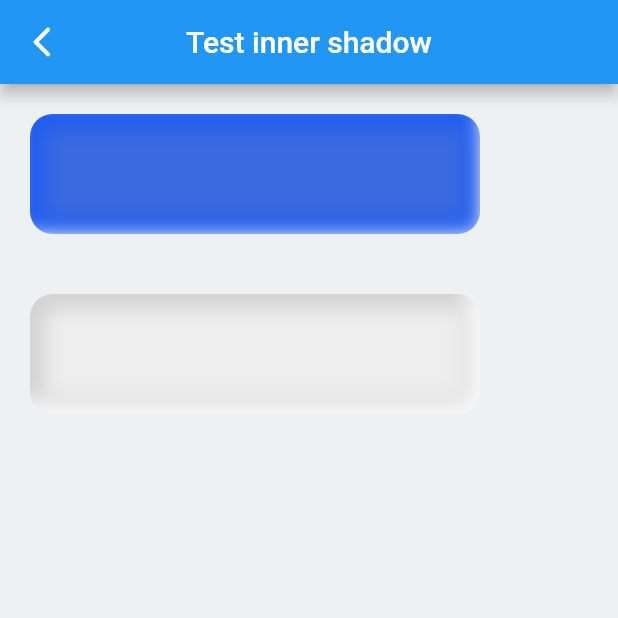
After one commit to AlexV525/flutter_test_app, a Flutter app: the TestInnerShadowPage screen opened by its route, on a phone screen of 412 x 824 dp, the top half of it. The commit adds this screen. Run offline on Flutter 3.47's test engine with Material 2 defaults, Android fonts, the light colour scheme and no system bars; our stand-ins replace oktoast, permission_handler; missing offline and left inert: ff_annotation_route, multi_image_picker; accounts and stored records are empty.

Commit message:
:sparkles: Add `TestInnerShadowPage`.

```diff
--- /dev/null
+++ b/lib/pages/test_inner_shadow_page.dart
@@ -0,0 +1,102 @@
+///
+/// [Author] Alex (https://github.com/AlexVincent525)
+/// [Date] 2020-03-13 21:00
+///
+import 'package:flutter/material.dart';
+
+import 'package:testapp/constants/constants.dart';
+
+@FFRoute(
+  name: "/test-inner-shadow-page",
+  routeName: "内部阴影测试页",
+)
+class TestInnerShadowPage extends StatelessWidget {
+  Widget get activeBox => Padding(
+        padding: EdgeInsets.all(20.0),
+        child: ClipRRect(
+          borderRadius: BorderRadius.circular(15.0),
+          child: Container(
+            width: 300.0,
+            height: 80.0,
+            decoration: BoxDecoration(
+              boxShadow: [
+                /// Inner shadow (Lighter)
+                BoxShadow(
+                  color: Color(0xffffffff),
+                  offset: const Offset(5.0, 5.0),
+                  spreadRadius: 5.0,
+                  blurRadius: 10.0,
+                ),
+
+                /// Inner shadow (Darker)
+                BoxShadow(
+                  color: Color(0xff205cef),
+                  offset: const Offset(-5.0, -5.0),
+                  spreadRadius: 5.0,
+                  blurRadius: 10.0,
+                ),
+
+                /// Background
+                BoxShadow(
+                  color: Color(0xff3a6ae0),
+                  blurRadius: 10.0,
+                  spreadRadius: -10.0,
+                  offset: Offset.zero,
+                ),
+              ],
+            ),
+          ),
+        ),
+      );
+
+  Widget get inActiveBox => Padding(
+        padding: EdgeInsets.all(20.0),
+        child: ClipRRect(
+          borderRadius: BorderRadius.circular(15.0),
+          child: Container(
+            width: 300.0,
+            height: 80.0,
+            decoration: BoxDecoration(
+              boxShadow: [
+                /// Inner shadow (Lighter)
+                BoxShadow(
+                  color: Color(0xfff6f6f6),
+                  offset: const Offset(5.0, 5.0),
+                  spreadRadius: 5.0,
+                  blurRadius: 10.0,
+                ),
+
+                /// Inner shadow (Darker)
+                BoxShadow(
+                  color: Color(0xffcccccc).withOpacity(0.85),
+                  offset: const Offset(-15.0, -15.0),
+                  spreadRadius: 5.0,
+                  blurRadius: 10.0,
+                ),
+
+                /// Background
+                BoxShadow(
+                  color: Color(0xffeeeeee),
+                  blurRadius: 10.0,
+                  spreadRadius: -10.0,
+                  offset: Offset.zero,
+                ),
+              ],
+            ),
+          ),
+        ),
+      );
+
+  @override
+  Widget build(BuildContext context) {
+    return Scaffold(
+      backgroundColor: Color.fromRGBO(237, 241, 244, 1.0),
+      appBar: AppBar(
+        title: Text("Test inner shadow"),
+      ),
+      body: Column(
+        children: <Widget>[activeBox, inActiveBox],
+      ),
+    );
+  }
+}
--- a/lib/testapp_route.dart
+++ b/lib/testapp_route.dart
@@ -5,15 +5,16 @@
 
 import 'package:flutter/widgets.dart';
 
+import 'pages/categories_page.dart';
+import 'pages/custom_page_indicator_page.dart';
+import 'pages/looks_like_sliver_appbar.dart';
 import 'pages/test_map_notify.dart';
 import 'pages/test_multi_image_picker.dart';
+import 'pages/test_scaffold_resize_page.dart';
+import 'pages/test_inner_shadow_page.dart';
+import 'pages/test_tabbar_view_page.dart';
+import 'pages/textfield_as_fab_page.dart';
 import 'pages/will_pop_scope_page.dart';
-import 'pages/categories_page.dart';
-import 'pages/test_tabbar_view_page.dart';
-import 'pages/looks_like_sliver_appbar.dart';
-import 'pages/test_scaffold_resize_page.dart';
-import 'pages/textfield_as_fab_page.dart';
-import 'pages/custom_page_indicator_page.dart';
 
 RouteResult getRouteResult({String name, Map<String, dynamic> arguments}) {
   switch (name) {
@@ -31,6 +32,11 @@ RouteResult getRouteResult({String name, Map<String, dynamic> arguments}) {
       return RouteResult(
         widget: LooksLikeSliverAppBarPage(),
         routeName: "SliverAppBar测试页",
+      );
+    case "/test-inner-shadow-page":
+      return RouteResult(
+        widget: TestInnerShadowPage(),
+        routeName: "内部阴影测试页",
       );
     case "/test-map-notify-page":
       return RouteResult(
@@ -98,6 +104,7 @@ List<String> routeNames = [
   "/categories-page",
   "/custom-page-view-indicator-page",
   "/looks-like-sliver-appbar-page",
+  "/test-inner-shadow-page",
   "/test-map-notify-page",
   "/test-multi-image-picker-page",
   "/test-scaffold-resize-page",
@@ -119,15 +126,19 @@ class Routes {
   ///
   /// [name] : /custom-page-view-indicator-page
   /// [routeName] : 自定义pageview indicator测试页
-  static const String CUSTOM_PAGE_VIEW_INDICATOR_PAGE =
-      "/custom-page-view-indicator-page";
+  static const String CUSTOM_PAGE_VIEW_INDICATOR_PAGE = "/custom-page-view-indicator-page";
 
   /// SliverAppBar测试页
   ///
   /// [name] : /looks-like-sliver-appbar-page
   /// [routeName] : SliverAppBar测试页
-  static const String LOOKS_LIKE_SLIVER_APPBAR_PAGE =
-      "/looks-like-sliver-appbar-page";
+  static const String LOOKS_LIKE_SLIVER_APPBAR_PAGE = "/looks-like-sliver-appbar-page";
+
+  /// 内部阴影测试页
+  ///
+  /// [name] : /test-inner-shadow-page
+  /// [routeName] : 内部阴影测试页
+  static const String TEST_INNER_SHADOW_PAGE = "/test-inner-shadow-page";
 
   /// Map notify测试页
   ///
@@ -139,8 +150,7 @@ class Routes {
   ///
   /// [name] : /test-multi-image-picker-page
   /// [routeName] : 测试多选图片页
-  static const String TEST_MULTI_IMAGE_PICKER_PAGE =
-      "/test-multi-image-picker-page";
+  static const String TEST_MULTI_IMAGE_PICKER_PAGE = "/test-multi-image-picker-page";
 
   /// Scaffold大小变化测试页
   ///
@@ -152,8 +162,7 @@ class Routes {
   ///
   /// [name] : /test-stack-tabbarview-page
   /// [routeName] : 测试TabBarView
-  static const String TEST_STACK_TABBARVIEW_PAGE =
-      "/test-stack-tabbarview-page";
+  static const String TEST_STACK_TABBARVIEW_PAGE = "/test-stack-tabbarview-page";
 
   /// TextField与FAB测试页
   ///
--- a/lib/testapp_route_helper.dart
+++ b/lib/testapp_route_helper.dart
@@ -41,18 +41,15 @@ class FFNavigatorObserver extends NavigatorObserver {
   }
 
   void _didRouteChange(Route newRoute, Route oldRoute) {
-    routeChange?.call(newRoute.settings, oldRoute.settings);
-  }
-
-  FFRouteSettings getFFRouteSettings(Route route) {
-    if (route?.settings is FFRouteSettings) return route.settings;
-    return null;
+    // oldRoute may be null when route first time enter.
+    routeChange?.call(newRoute, oldRoute);
   }
 }
 
-typedef ShowStatusBarChange = void Function(bool showStatusBar);
-
-typedef RouteChange = void Function(RouteSettings newRouteSettings, RouteSettings oldRouteSettings);
+typedef RouteChange = void Function(
+  Route newRoute,
+  Route oldRoute,
+);
 
 class FFTransparentPageRoute<T> extends PageRouteBuilder<T> {
   FFTransparentPageRoute({
@@ -90,26 +87,36 @@ Widget _defaultTransitionsBuilder(
   return child;
 }
 
-Route<dynamic> onGenerateRouteHelper(RouteSettings settings, {Widget notFoundFallback}) {
+Route<dynamic> onGenerateRouteHelper(
+  RouteSettings settings, {
+  Widget notFoundFallback,
+  Object arguments,
+}) {
+  arguments ??= settings.arguments;
+
   final routeResult = getRouteResult(
     name: settings.name,
-    arguments: settings.arguments,
+    arguments: arguments,
   );
   if (routeResult.showStatusBar != null || routeResult.routeName != null) {
     settings = FFRouteSettings(
       name: settings.name,
       isInitialRoute: settings.isInitialRoute,
       routeName: routeResult.routeName,
-      arguments: settings.arguments,
+      arguments: arguments,
       showStatusBar: routeResult.showStatusBar,
     );
   }
-  final page = routeResult.widget ??
-      notFoundFallback ??
-      Center(child: Text("${settings.name}\npage not found."));
+  final page = routeResult.widget ?? notFoundFallback;
+  if (page == null) {
+    throw Exception(
+        '''Route "${settings.name}" returned null.Route Widget must never return null,
+          maybe the reason is that route name did not match with right path.
+          You can use parameter[notFoundFallback] to avoid this ugly error.''');
+  }
 
-  if (settings?.arguments is Map<String, dynamic>) {
-    RouteBuilder builder = (settings.arguments as Map<String, dynamic>)['routeBuilder'];
+  if (arguments is Map<String, dynamic>) {
+    RouteBuilder builder = arguments['routeBuilder'];
     if (builder != null) return builder(page);
   }
 
```
Also changed, not shown: lib/pages/splash_page.dart (+3 -15 lines), 1 other file.
